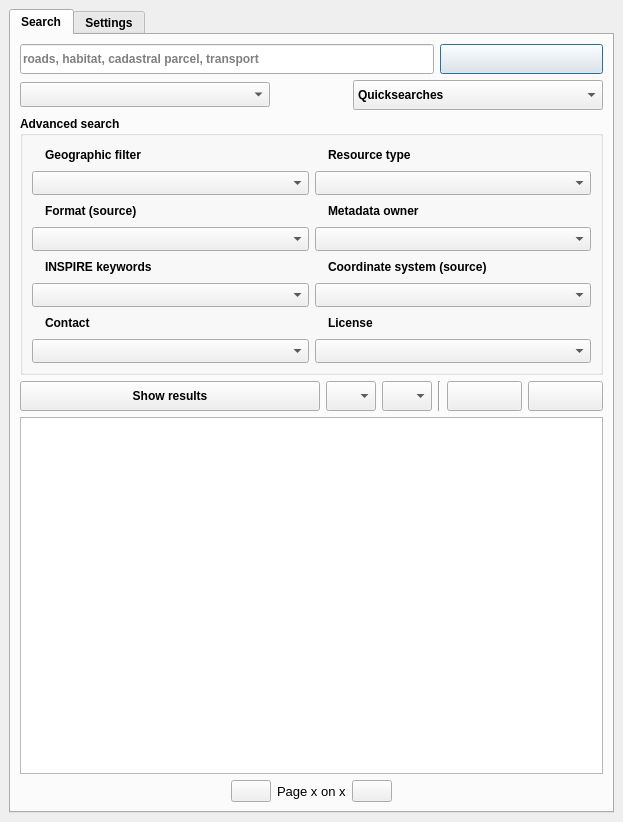
Before: the Qt Designer form ui/isogeo_dockwidget_base.ui in isogeo/isogeo-plugin-qgis, drawn with Qt 5.
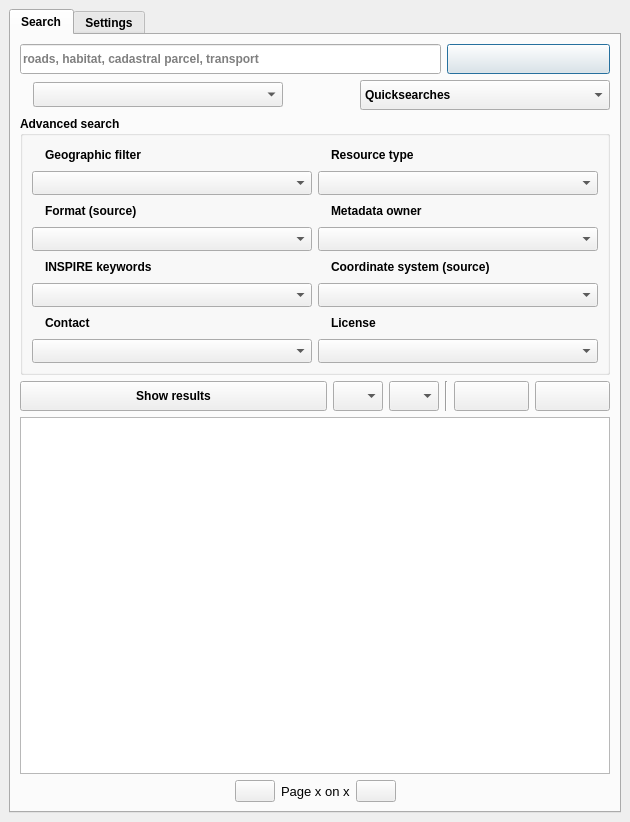
After: the same form once the commit is applied. Icons and pictures are not drawn. Custom widgets are drawn as their Qt base class.

Commit message:
Add keywords label next to QgsCheckableCombobox
#332

What changed in the file:
```diff
--- a/ui/isogeo_dockwidget_base.ui
+++ b/ui/isogeo_dockwidget_base.ui
@@ -6,13 +6,13 @@
    <rect>
     <x>0</x>
     <y>0</y>
-    <width>623</width>
+    <width>630</width>
     <height>822</height>
    </rect>
   </property>
   <property name="minimumSize">
    <size>
-    <width>623</width>
+    <width>630</width>
     <height>759</height>
    </size>
   </property>
@@ -251,7 +251,7 @@
         </item>
         <item row="0" column="0">
          <layout class="QGridLayout" name="lyt_search">
-          <item row="1" column="2" colspan="3">
+          <item row="1" column="3" colspan="3">
            <widget class="QComboBox" name="cbb_quicksearch_use">
             <property name="minimumSize">
              <size>
@@ -297,39 +297,7 @@
             </item>
            </widget>
           </item>
-          <item row="1" column="0">
-           <widget class="QgsCheckableComboBox" name="cbb_chck_kw">
-            <property name="minimumSize">
-             <size>
-              <width>250</width>
-              <height>25</height>
-             </size>
-            </property>
-            <property name="maximumSize">
-             <size>
-              <width>250</width>
-              <height>25</height>
-             </size>
-            </property>
-            <property name="autoFillBackground">
-             <bool>true</bool>
-            </property>
-           </widget>
-          </item>
-          <item row="1" column="1">
-           <spacer name="horizontalSpacer_12">
-            <property name="orientation">
-             <enum>Qt::Horizontal</enum>
-            </property>
-            <property name="sizeHint" stdset="0">
-             <size>
-              <width>40</width>
-              <height>20</height>
-             </size>
-            </property>
-           </spacer>
-          </item>
-          <item row="0" column="3" colspan="2">
+          <item row="0" column="4" colspan="2">
            <widget class="QPushButton" name="btn_search_go">
             <property name="minimumSize">
              <size>
@@ -370,7 +338,7 @@
             </property>
            </widget>
           </item>
-          <item row="0" column="0" colspan="3">
+          <item row="0" column="0" colspan="4">
            <widget class="QLineEdit" name="txt_input">
             <property name="minimumSize">
              <size>
@@ -395,6 +363,57 @@
             </property>
            </widget>
           </item>
+          <item row="1" column="0">
+           <widget class="QLabel" name="ico_kw">
+            <property name="maximumSize">
+             <size>
+              <width>18</width>
+              <height>18</height>
+             </size>
+            </property>
+            <property name="text">
+             <string/>
+            </property>
+            <property name="pixmap">
+             <pixmap resource="../resources.qrc">:/plugins/Isogeo/resources/tag.svg</pixmap>
+            </property>
+            <property name="scaledContents">
+             <bool>true</bool>
+            </property>
+           </widget>
+          </item>
+          <item row="1" column="1">
+           <widget class="QgsCheckableComboBox" name="cbb_chck_kw">
+            <property name="minimumSize">
+             <size>
+              <width>250</width>
+              <height>25</height>
+             </size>
+            </property>
+            <property name="maximumSize">
+             <size>
+              <width>250</width>
+              <height>25</height>
+             </size>
+            </property>
+            <property name="autoFillBackground">
+             <bool>true</bool>
+            </property>
+           </widget>
+          </item>
+          <item row="1" column="2">
+           <spacer name="horizontalSpacer_12">
+            <property name="orientation">
+             <enum>Qt::Horizontal</enum>
+            </property>
+            <property name="sizeHint" stdset="0">
+             <size>
+              <width>40</width>
+              <height>20</height>
+             </size>
+            </property>
+           </spacer>
+          </item>
          </layout>
         </item>
         <item row="4" column="0">
```
Left out of the diff: 4 changed lines with no effect on the pictures. The commit also changes 1 other file.
